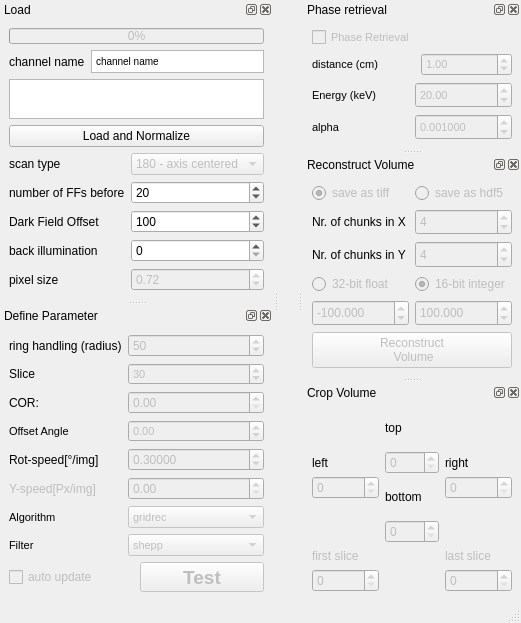
First picture: the form in BAMline_on_the_fly_CT-reco/on_the_fly_CT_reco_hdf_dock_widget.ui, repository HMarkoetter/BAMline_CT_preview_RECO, before the edit.
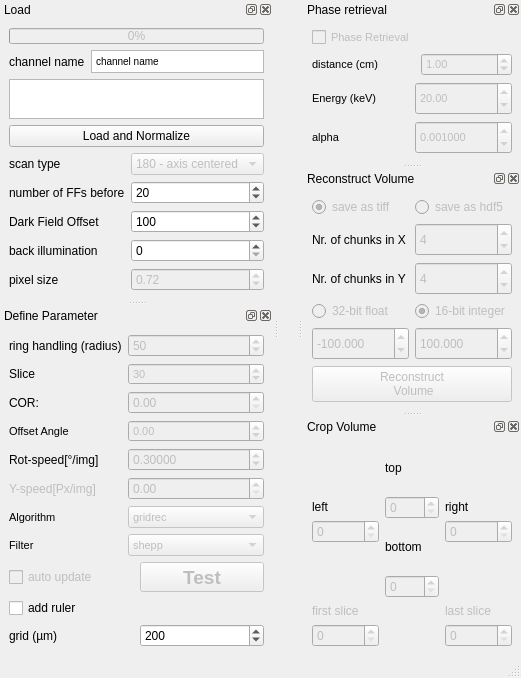
Second picture: the form after the edit.

Commit message: added a grid into preview reco

```diff
--- a/BAMline_on_the_fly_CT-reco/on_the_fly_CT_reco_hdf_dock_widget.ui
+++ b/BAMline_on_the_fly_CT-reco/on_the_fly_CT_reco_hdf_dock_widget.ui
@@ -7,7 +7,7 @@
     <x>0</x>
     <y>0</y>
     <width>377</width>
-    <height>494</height>
+    <height>537</height>
    </rect>
   </property>
   <property name="windowTitle">
@@ -742,6 +742,40 @@
        </item>
       </layout>
      </item>
+     <item row="3" column="0">
+      <layout class="QGridLayout" name="gridLayout_11">
+       <item row="1" column="0">
+        <widget class="QLabel" name="label_23">
+         <property name="text">
+          <string>grid (µm)</string>
+         </property>
+        </widget>
+       </item>
+       <item row="1" column="1">
+        <widget class="QSpinBox" name="spinBox_ruler_grid">
+         <property name="minimum">
+          <number>10</number>
+         </property>
+         <property name="maximum">
+          <number>999999</number>
+         </property>
+         <property name="singleStep">
+          <number>10</number>
+         </property>
+         <property name="value">
+          <number>200</number>
+         </property>
+        </widget>
+       </item>
+       <item row="0" column="0">
+        <widget class="QCheckBox" name="checkBox_ruler">
+         <property name="text">
+          <string>add ruler</string>
+         </property>
+        </widget>
+       </item>
+      </layout>
+     </item>
     </layout>
    </widget>
   </widget>
```
The commit also changes 1 other file.
